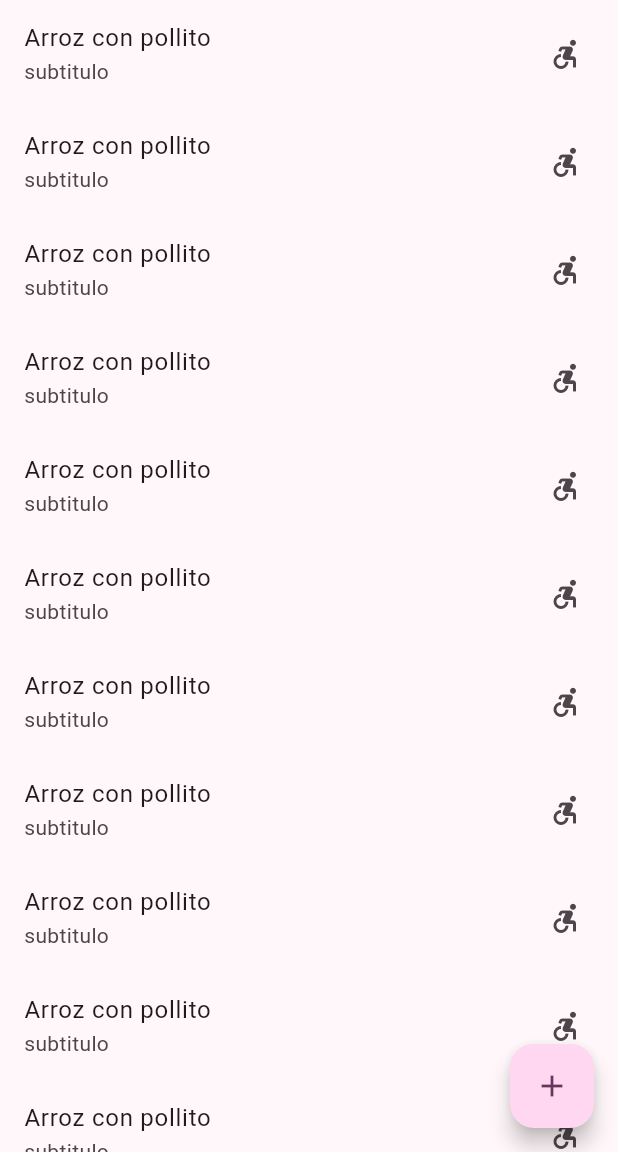
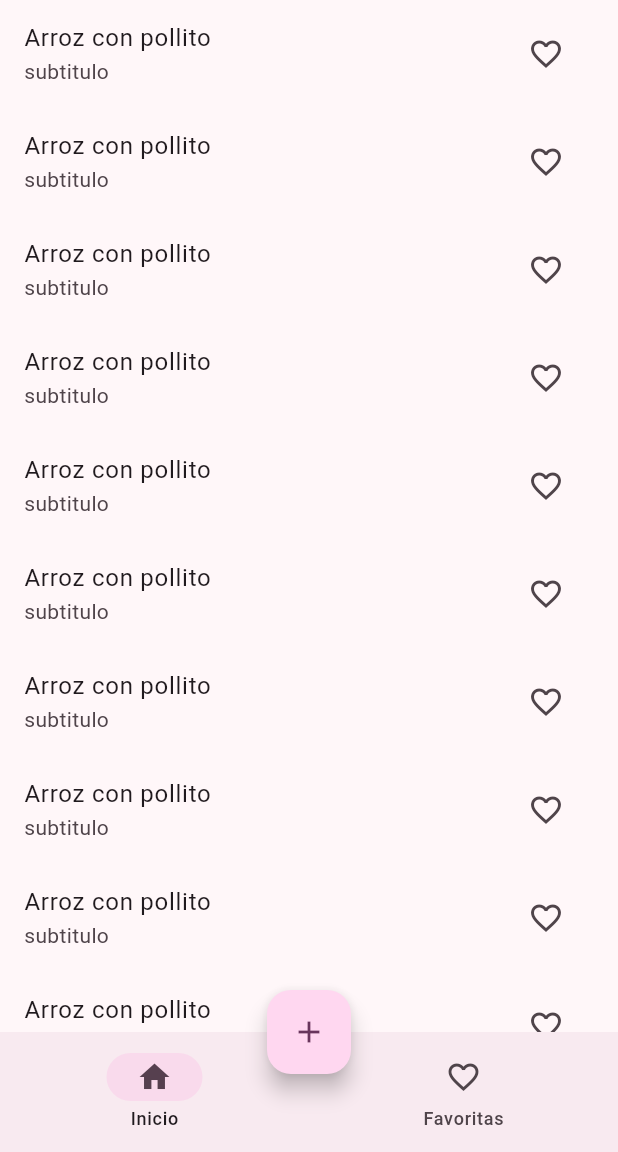
Before and after one commit to jaimetellezb/recipes_app, a Flutter app: the screen it shows after launch, on a phone screen of 412 x 824 dp, the part 84-1236 px from its top. Run offline on Flutter 3.47's test engine with Material 2 defaults, Android fonts, the phone set to English and light mode, and no system bars; our stand-ins replace go_router.

Commit message:
BottomNavigationBar

```diff
--- a/lib/config/router/app_router.dart
+++ b/lib/config/router/app_router.dart
@@ -5,12 +5,17 @@ import 'package:recipes_app/presentation/screens/screens.dart';
 
 /// app router
 final appRouter = GoRouter(
-  initialLocation: '/',
+  initialLocation: '/home/0',
   routes: [
     GoRoute(
-      path: '/',
+      path: '/home/:page',
       name: HomeScreen.name,
-      builder: (context, state) => const HomeScreen(),
+      builder: (context, state) {
+        final pageIndex = state.pathParameters['page'] ?? '0';
+        return HomeScreen(
+          pageIndex: int.parse(pageIndex),
+        );
+      },
     ),
     GoRoute(
       path: '/new-recipe',
--- a/lib/presentation/screens/recipes/home_screen.dart
+++ b/lib/presentation/screens/recipes/home_screen.dart
@@ -3,16 +3,30 @@
 import 'package:flutter/material.dart';
 import 'package:go_router/go_router.dart';
 import 'package:recipes_app/config/constants/messages.dart';
+import 'package:recipes_app/presentation/views/views.dart';
+import 'package:recipes_app/presentation/widgets/custom_navigation_bar.dart';
 
 class HomeScreen extends StatelessWidget {
-  const HomeScreen({super.key});
+  const HomeScreen({required this.pageIndex, super.key});
 
   static const String name = 'home-screen';
+  final int pageIndex;
+
+  final viewRoutes = const <Widget>[HomeView(), FavoritesView()];
 
   @override
   Widget build(BuildContext context) {
     return Scaffold(
-      body: const _HomeView(),
+      appBar: AppBar(
+        title: const Text(Message.homeTitle),
+        backgroundColor: Theme.of(context).colorScheme.inversePrimary,
+      ),
+      bottomNavigationBar: CustomNavigationBar(currentIndex: pageIndex),
+      body: IndexedStack(
+        index: pageIndex,
+        children: viewRoutes,
+      ),
+      floatingActionButtonLocation: FloatingActionButtonLocation.centerDocked,
       floatingActionButton: FloatingActionButton(
         onPressed: () => context.push('/new-recipe'),
         child: const Icon(Icons.add),
@@ -20,34 +34,3 @@ class HomeScreen extends StatelessWidget {
     );
   }
 }
-
-class _HomeView extends StatefulWidget {
-  const _HomeView();
-
-  @override
-  State<_HomeView> createState() => _HomeViewState();
-}
-
-class _HomeViewState extends State<_HomeView> {
-  @override
-  Widget build(BuildContext context) {
-    return Scaffold(
-      appBar: AppBar(
-        title: const Text(Message.homeTitle),
-        backgroundColor: Theme.of(context).colorScheme.inversePrimary,
-      ),
-      body: ListView.builder(
-        itemBuilder: (context, index) {
-          return ListTile(
-            onTap: () {
-              context.push('/recipe-detail');
-            },
-            title: const Text('Arroz con pollito'),
-            subtitle: const Text('subtitulo'),
-            trailing: const Icon(Icons.accessible_forward_outlined),
-          );
-        },
-      ),
-    );
-  }
-}
--- a/lib/presentation/screens/recipes/recipe_detail_screen.dart
+++ b/lib/presentation/screens/recipes/recipe_detail_screen.dart
@@ -29,7 +29,7 @@ class _DetailView extends StatelessWidget {
     return SingleChildScrollView(
       child: Column(
         children: [
-          const Text('Título'),
+          const Text('Título2'),
           const SizedBox(
             height: 20,
           ),
--- /dev/null
+++ b/lib/presentation/views/recipes/favorites_view.dart
@@ -0,0 +1,10 @@
+import 'package:flutter/material.dart';
+
+class FavoritesView extends StatelessWidget {
+  const FavoritesView({super.key});
+
+  @override
+  Widget build(BuildContext context) {
+    return Container();
+  }
+}
--- /dev/null
+++ b/lib/presentation/views/recipes/home_view.dart
@@ -0,0 +1,36 @@
+import 'package:flutter/material.dart';
+import 'package:go_router/go_router.dart';
+
+class HomeView extends StatefulWidget {
+  const HomeView({super.key});
+
+  @override
+  State<HomeView> createState() => HomeViewState();
+}
+
+class HomeViewState extends State<HomeView> {
+  bool isFavorite = false;
+
+  @override
+  Widget build(BuildContext context) {
+    return ListView.builder(
+      itemBuilder: (context, index) {
+        final iconData = isFavorite ? Icons.favorite : Icons.favorite_border;
+        return ListTile(
+          onTap: () {
+            context.push('/recipe-detail');
+          },
+          title: const Text('Arroz con pollito'),
+          subtitle: const Text('subtitulo'),
+          trailing: IconButton(
+            icon: Icon(iconData),
+            onPressed: () {
+              isFavorite = !isFavorite;
+              setState(() {});
+            },
+          ),
+        );
+      },
+    );
+  }
+}
--- /dev/null
+++ b/lib/presentation/views/views.dart
@@ -0,0 +1,2 @@
+export 'package:recipes_app/presentation/views/recipes/favorites_view.dart';
+export 'package:recipes_app/presentation/views/recipes/home_view.dart';
--- /dev/null
+++ b/lib/presentation/widgets/custom_navigation_bar.dart
@@ -0,0 +1,56 @@
+import 'package:flutter/material.dart';
+import 'package:go_router/go_router.dart';
+
+/// custom navigation bar
+
+List<Widget> _barWithBadgeDestinations = [
+  const NavigationDestination(
+    tooltip: '',
+    icon: Icon(Icons.home_outlined),
+    // icon: Badge.count(count: 1000, child: const Icon(Icons.mail_outlined)),
+    label: 'Inicio',
+    selectedIcon: Icon(Icons.home),
+    // selectedIcon: Badge.count(count: 1000, child: const Icon(Icons.mail)),
+  ),
+  const NavigationDestination(
+    tooltip: '',
+    icon: Icon(Icons.favorite_border),
+    // icon: Badge(label: Text('10'), child: Icon(Icons.chat_bubble_outline)),
+    label: 'Favoritas',
+    selectedIcon: Icon(Icons.favorite),
+    // selectedIcon: Badge(label: Text('10'), child: Icon(Icons.chat_bubble)),
+  ),
+//  const NavigationDestination(
+//     tooltip: '',
+//     icon: Badge(label: Text('10'), child: Icon(Icons.chat_bubble_outline)),
+//     label: 'Favoritas',
+//     selectedIcon: Badge(label: Text('10'), child: Icon(Icons.chat_bubble)),
+//   ),
+];
+
+///
+class CustomNavigationBar extends StatelessWidget {
+  ///
+  const CustomNavigationBar({required this.currentIndex, super.key});
+
+  ///
+  final int currentIndex;
+
+  void _onItemTapped(BuildContext context, int index) {
+    switch (index) {
+      case 0:
+        context.go('/home/0');
+      case 1:
+        context.go('/home/1');
+    }
+  }
+
+  @override
+  Widget build(BuildContext context) {
+    return NavigationBar(
+      onDestinationSelected: (int index) => _onItemTapped(context, index),
+      selectedIndex: currentIndex,
+      destinations: _barWithBadgeDestinations,
+    );
+  }
+}
```
